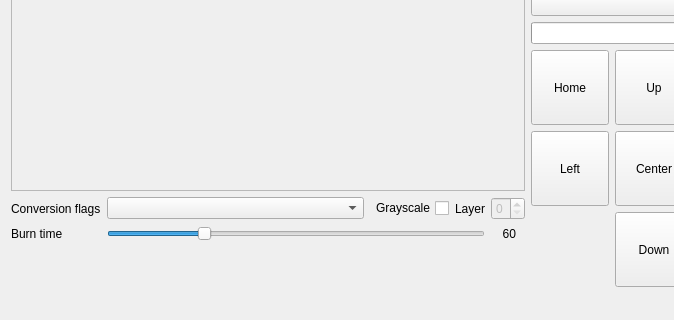
Qt form EzGraverUi/mainwindow.ui (camrein/EzGraver) before a commit; both pictures show x 0 to 674 and y 334 to 654 of the 1086 by 654 pixel window.
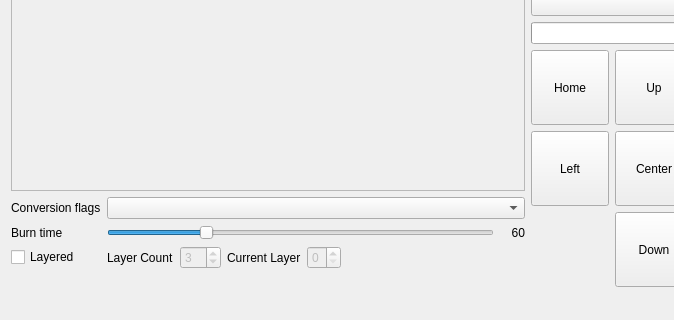
The same form after that commit. Custom widgets are drawn as their Qt base class.

Commit message: Added setting to select the number of layers.

The edit to the form file:
```diff
--- a/EzGraverUi/mainwindow.ui
+++ b/EzGraverUi/mainwindow.ui
@@ -44,12 +44,68 @@
       </item>
       <item>
        <layout class="QGridLayout" name="gridLayout_2">
-        <item row="0" column="0">
-         <widget class="QLabel" name="label">
-          <property name="text">
-           <string>Conversion flags</string>
-          </property>
-         </widget>
+        <item row="2" column="1">
+         <layout class="QHBoxLayout" name="horizontalLayout">
+          <item>
+           <widget class="QLabel" name="label_5">
+            <property name="text">
+             <string>Layer Count</string>
+            </property>
+           </widget>
+          </item>
+          <item>
+           <widget class="QSpinBox" name="layerCount">
+            <property name="enabled">
+             <bool>false</bool>
+            </property>
+            <property name="minimum">
+             <number>2</number>
+            </property>
+            <property name="value">
+             <number>3</number>
+            </property>
+           </widget>
+          </item>
+          <item>
+           <widget class="QLabel" name="label_3">
+            <property name="text">
+             <string>Current Layer</string>
+            </property>
+           </widget>
+          </item>
+          <item>
+           <widget class="QSpinBox" name="selectedLayer">
+            <property name="enabled">
+             <bool>false</bool>
+            </property>
+            <property name="layoutDirection">
+             <enum>Qt::LeftToRight</enum>
+            </property>
+            <property name="minimum">
+             <number>0</number>
+            </property>
+            <property name="maximum">
+             <number>3</number>
+            </property>
+            <property name="value">
+             <number>0</number>
+            </property>
+           </widget>
+          </item>
+          <item>
+           <spacer name="horizontalSpacer_2">
+            <property name="orientation">
+             <enum>Qt::Horizontal</enum>
+            </property>
+            <property name="sizeHint" stdset="0">
+             <size>
+              <width>40</width>
+              <height>20</height>
+             </size>
+            </property>
+           </spacer>
+          </item>
+         </layout>
         </item>
         <item row="1" column="0">
          <widget class="QLabel" name="label_2">
@@ -58,7 +114,43 @@
           </property>
          </widget>
         </item>
-        <item row="1" column="4">
+        <item row="0" column="0">
+         <widget class="QLabel" name="label">
+          <property name="text">
+           <string>Conversion flags</string>
+          </property>
+         </widget>
+        </item>
+        <item row="2" column="0">
+         <widget class="QCheckBox" name="layered">
+          <property name="text">
+           <string>Layered</string>
+          </property>
+         </widget>
+        </item>
+        <item row="1" column="1">
+         <widget class="QSlider" name="burnTime">
+          <property name="sizePolicy">
+           <sizepolicy hsizetype="Expanding" vsizetype="Fixed">
+            <horstretch>0</horstretch>
+            <verstretch>0</verstretch>
+           </sizepolicy>
+          </property>
+          <property name="minimum">
+           <number>1</number>
+          </property>
+          <property name="maximum">
+           <number>240</number>
+          </property>
+          <property name="value">
+           <number>60</number>
+          </property>
+          <property name="orientation">
+           <enum>Qt::Horizontal</enum>
+          </property>
+         </widget>
+        </item>
+        <item row="1" column="2">
          <widget class="QLabel" name="burnTimeLabel">
           <property name="sizePolicy">
            <sizepolicy hsizetype="Fixed" vsizetype="Preferred">
@@ -80,7 +172,7 @@
           </property>
          </widget>
         </item>
-        <item row="0" column="1">
+        <item row="0" column="1" colspan="2">
          <widget class="QComboBox" name="conversionFlags">
           <property name="sizePolicy">
            <sizepolicy hsizetype="Expanding" vsizetype="Fixed">
@@ -90,64 +182,6 @@
           </property>
          </widget>
         </item>
-        <item row="0" column="4">
-         <widget class="QSpinBox" name="selectedLayer">
-          <property name="enabled">
-           <bool>false</bool>
-          </property>
-          <property name="layoutDirection">
-           <enum>Qt::LeftToRight</enum>
-          </property>
-          <property name="minimum">
-           <number>0</number>
-          </property>
-          <property name="maximum">
-           <number>8</number>
-          </property>
-          <property name="value">
-           <number>0</number>
-          </property>
-         </widget>
-        </item>
-        <item row="0" column="2">
-         <widget class="QCheckBox" name="grayscale">
-          <property name="layoutDirection">
-           <enum>Qt::RightToLeft</enum>
-          </property>
-          <property name="text">
-           <string>Grayscale</string>
-          </property>
-         </widget>
-        </item>
-        <item row="0" column="3">
-         <widget class="QLabel" name="label_3">
-          <property name="text">
-           <string>Layer</string>
-          </property>
-         </widget>
-        </item>
-        <item row="1" column="1" colspan="3">
-         <widget class="QSlider" name="burnTime">
-          <property name="sizePolicy">
-           <sizepolicy hsizetype="Expanding" vsizetype="Fixed">
-            <horstretch>0</horstretch>
-            <verstretch>0</verstretch>
-           </sizepolicy>
-          </property>
-          <property name="minimum">
-           <number>1</number>
-          </property>
-          <property name="maximum">
-           <number>240</number>
-          </property>
-          <property name="value">
-           <number>60</number>
-          </property>
-          <property name="orientation">
-           <enum>Qt::Horizontal</enum>
-          </property>
-         </widget>
-        </item>
        </layout>
       </item>
       <item>
```
The commit also changes 3 other files.
